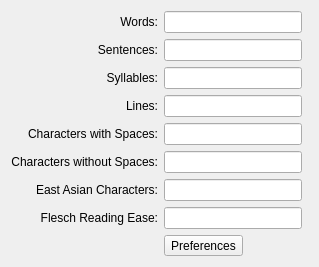
Before: the Qt Designer form words/part/dockers/KWStatisticsDocker.ui in KDE/calligra, drawn with Qt 5.
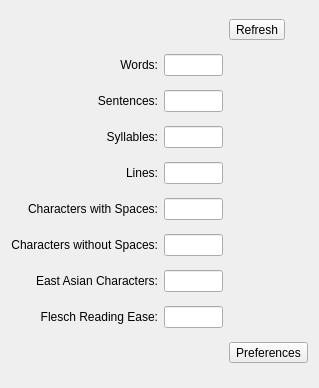
After: the same form once the commit is applied.

Commit message: Added Refresh Option,to be changed to autorefresh soon

What changed in the file:
```diff
--- a/words/part/dockers/KWStatisticsDocker.ui
+++ b/words/part/dockers/KWStatisticsDocker.ui
@@ -7,44 +7,11 @@
     <x>0</x>
     <y>0</y>
     <width>319</width>
-    <height>248</height>
+    <height>388</height>
    </rect>
   </property>
   <layout class="QGridLayout" name="gridLayout">
-   <item row="13" column="0" rowspan="0" colspan="3">
-    <spacer name="verticalSpacer">
-     <property name="orientation">
-      <enum>Qt::Vertical</enum>
-     </property>
-     <property name="sizeHint" stdset="0">
-      <size>
-       <width>1</width>
-       <height>1</height>
-      </size>
-     </property>
-    </spacer>
-   </item>
-   <item row="0" column="1">
-    <widget class="QLineEdit" name="count_words">
-     <property name="text">
-      <string/>
-     </property>
-     <property name="readOnly">
-      <bool>false</bool>
-     </property>
-    </widget>
-   </item>
-   <item row="0" column="0">
-    <widget class="QLabel" name="Words">
-     <property name="text">
-      <string>Words:</string>
-     </property>
-     <property name="alignment">
-      <set>Qt::AlignRight|Qt::AlignTrailing|Qt::AlignVCenter</set>
-     </property>
-    </widget>
-   </item>
-   <item row="1" column="0">
+   <item row="3" column="0">
     <widget class="QLabel" name="Sentences">
      <property name="text">
       <string>Sentences:</string>
@@ -54,7 +21,7 @@
      </property>
     </widget>
    </item>
-   <item row="2" column="0">
+   <item row="4" column="0">
     <widget class="QLabel" name="Syllables">
      <property name="text">
       <string>Syllables:</string>
@@ -64,7 +31,7 @@
      </property>
     </widget>
    </item>
-   <item row="3" column="0">
+   <item row="5" column="0">
     <widget class="QLabel" name="Lines">
      <property name="text">
       <string>Lines:</string>
@@ -74,25 +41,25 @@
      </property>
     </widget>
    </item>
-   <item row="1" column="1">
+   <item row="3" column="1">
     <widget class="QLineEdit" name="count_sentences"/>
    </item>
-   <item row="2" column="1">
+   <item row="4" column="1">
     <widget class="QLineEdit" name="count_syllables"/>
    </item>
-   <item row="3" column="1">
+   <item row="5" column="1">
     <widget class="QLineEdit" name="count_lines"/>
    </item>
-   <item row="4" column="1">
+   <item row="6" column="1">
     <widget class="QLineEdit" name="count_spaces"/>
    </item>
-   <item row="5" column="1">
+   <item row="7" column="1">
     <widget class="QLineEdit" name="count_nospaces"/>
    </item>
-   <item row="6" column="1">
+   <item row="8" column="1">
     <widget class="QLineEdit" name="count_cjkchars"/>
    </item>
-   <item row="4" column="0">
+   <item row="6" column="0">
     <widget class="QLabel" name="spaces">
      <property name="text">
       <string>Characters with Spaces:</string>
@@ -102,7 +69,7 @@
      </property>
     </widget>
    </item>
-   <item row="5" column="0">
+   <item row="7" column="0">
     <widget class="QLabel" name="nospaces">
      <property name="text">
       <string>Characters without Spaces:</string>
@@ -112,7 +79,7 @@
      </property>
     </widget>
    </item>
-   <item row="6" column="0">
+   <item row="8" column="0">
     <widget class="QLabel" name="Cjkchars">
      <property name="text">
       <string>East Asian Characters:</string>
@@ -122,10 +89,10 @@
      </property>
     </widget>
    </item>
-   <item row="7" column="1">
+   <item row="9" column="1">
     <widget class="QLineEdit" name="count_flesch"/>
    </item>
-   <item row="7" column="0">
+   <item row="9" column="0">
     <widget class="QLabel" name="Flesch">
      <property name="text">
       <string>Flesch Reading Ease:</string>
@@ -135,13 +102,40 @@
      </property>
     </widget>
    </item>
-   <item row="12" column="1">
+   <item row="2" column="0">
+    <widget class="QLabel" name="Words">
+     <property name="text">
+      <string>Words:</string>
+     </property>
+     <property name="alignment">
+      <set>Qt::AlignRight|Qt::AlignTrailing|Qt::AlignVCenter</set>
+     </property>
+    </widget>
+   </item>
+   <item row="2" column="1">
+    <widget class="QLineEdit" name="count_words">
+     <property name="text">
+      <string/>
+     </property>
+     <property name="readOnly">
+      <bool>false</bool>
+     </property>
+    </widget>
+   </item>
+   <item row="10" column="2">
     <widget class="QToolButton" name="preferences">
      <property name="text">
       <string>Preferences</string>
      </property>
     </widget>
    </item>
+   <item row="1" column="2">
+    <widget class="QToolButton" name="refresh">
+     <property name="text">
+      <string>Refresh</string>
+     </property>
+    </widget>
+   </item>
   </layout>
  </widget>
  <resources/>
```
The commit also changes 6 other files.
